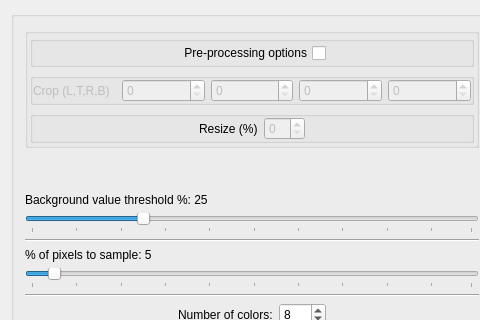
clapautius/noteshrink-qt, file noteshrinkdialog.ui: the form before one commit; both pictures show x 0 to 480 and y 0 to 320 of the 992 by 800 pixel window.
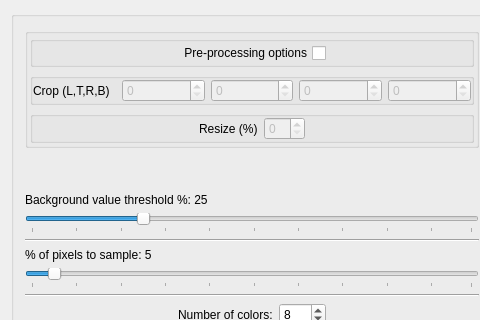
The form after the commit.

Patch:
```diff
--- a/noteshrinkdialog.ui
+++ b/noteshrinkdialog.ui
@@ -155,7 +155,7 @@
               <item>
                <widget class="QLabel" name="label">
                 <property name="enabled">
-                 <bool>false</bool>
+                 <bool>true</bool>
                 </property>
                 <property name="toolTip">
                  <string notr="true" extracomment="Crop: left x top x right x bottom (pixels)">Crop: left x top x right x bottom (pixels)</string>
```
